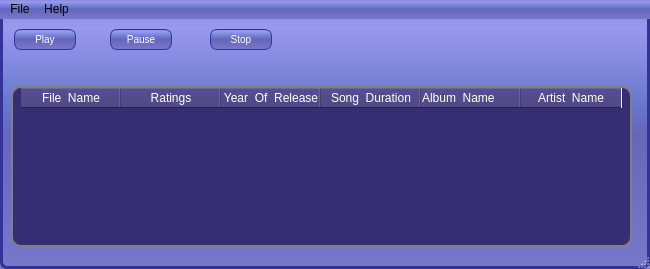
This is mainwindow.ui in saurabhsood91/Music-Player as Qt 5 draws it before an edit. The edited form follows.
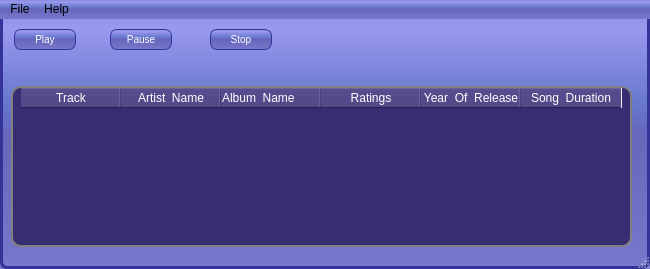
This is the edited form. Icons and pictures are not drawn. Custom widgets are drawn as their Qt base class.

Commit message: changed table parameters

Patch:
```diff
--- a/mainwindow.ui
+++ b/mainwindow.ui
@@ -173,7 +173,7 @@
     </property>
     <column>
      <property name="text">
-      <string>File  Name</string>
+      <string>Track</string>
      </property>
      <property name="font">
       <font>
@@ -184,17 +184,7 @@
     </column>
     <column>
      <property name="text">
-      <string>Ratings</string>
-     </property>
-    </column>
-    <column>
-     <property name="text">
-      <string>Year  Of  Release</string>
-     </property>
-    </column>
-    <column>
-     <property name="text">
-      <string>Song  Duration</string>
+      <string>Artist  Name</string>
      </property>
     </column>
     <column>
@@ -207,7 +197,17 @@
     </column>
     <column>
      <property name="text">
-      <string>Artist  Name</string>
+      <string>Ratings</string>
+     </property>
+    </column>
+    <column>
+     <property name="text">
+      <string>Year  Of  Release</string>
+     </property>
+    </column>
+    <column>
+     <property name="text">
+      <string>Song  Duration</string>
      </property>
     </column>
    </widget>
```
Left out of the diff: 8 changed lines with no effect on the pictures. The commit also changes 1 other file.
